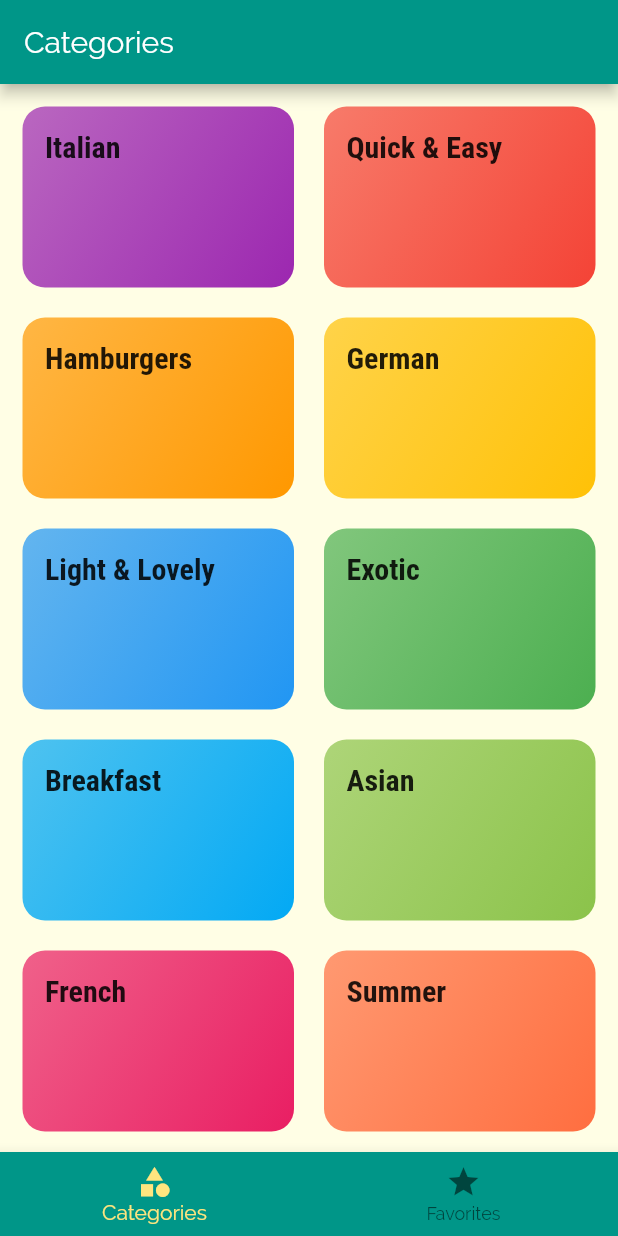
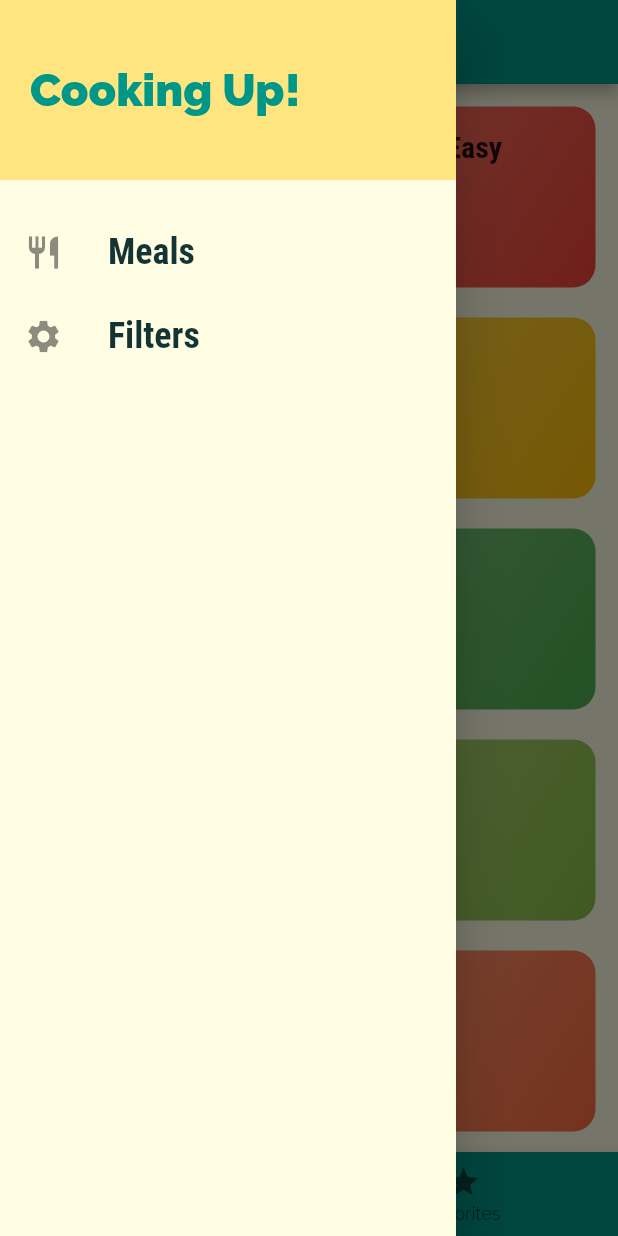
Before and after one commit to shehab910/Meals-App-UI, a Flutter app: the screen it shows after launch, with the side drawer open (before the commit the screen has no drawer), on a phone screen of 412 x 824 dp. Run offline on Flutter 3.47's test engine with Material 2 defaults, Android fonts, the phone set to English and light mode, and no system bars.

Commit message:
7.22 added drawer

```diff
--- a/lib/screens/tabs_screen.dart
+++ b/lib/screens/tabs_screen.dart
@@ -1,5 +1,6 @@
 import 'package:flutter/material.dart';
 
+import '../widgets/main_drawer.dart';
 import './favorites_screen.dart';
 import './categories_screen.dart';
 
@@ -51,6 +52,7 @@ class _TabsScreenState extends State<TabsScreen> {
       //     FavoritesScreen(),
       //   ],
       // ),
+      drawer: MainDrawer(),
       body: _pages[_selectedPageIndex]['page'],
       bottomNavigationBar: BottomNavigationBar(
         onTap: _selectPage,
--- /dev/null
+++ b/lib/widgets/main_drawer.dart
@@ -0,0 +1,45 @@
+import 'package:flutter/material.dart';
+
+class MainDrawer extends StatelessWidget {
+  Widget buildListTile(String title, IconData icon) {
+    return ListTile(
+      leading: Icon(icon, size: 26),
+      title: Text(
+        title,
+        style: TextStyle(
+          fontFamily: 'RobotoCondensed',
+          fontSize: 24,
+          fontWeight: FontWeight.bold,
+        ),
+      ),
+      onTap: () {},
+    );
+  }
+
+  @override
+  Widget build(BuildContext context) {
+    return Drawer(
+      child: Column(
+        children: [
+          Container(
+            height: 120,
+            width: double.infinity,
+            padding: const EdgeInsets.all(20),
+            alignment: Alignment.centerLeft,
+            color: Theme.of(context).accentColor,
+            child: Text(
+              'Cooking Up!',
+              style: TextStyle(
+                  fontWeight: FontWeight.w900,
+                  fontSize: 30,
+                  color: Theme.of(context).primaryColor),
+            ),
+          ),
+          SizedBox(height: 20),
+          buildListTile('Meals', Icons.restaurant),
+          buildListTile('Filters', Icons.settings),
+        ],
+      ),
+    );
+  }
+}
```
